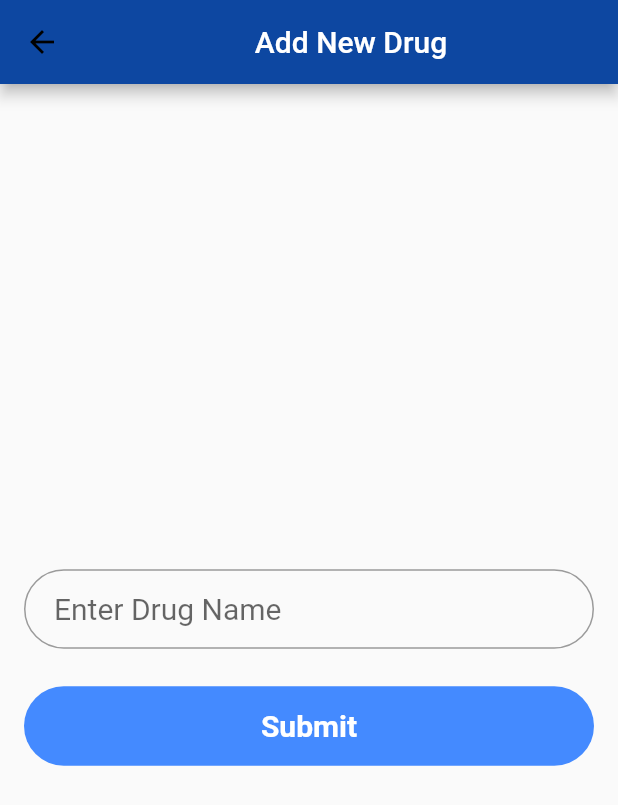
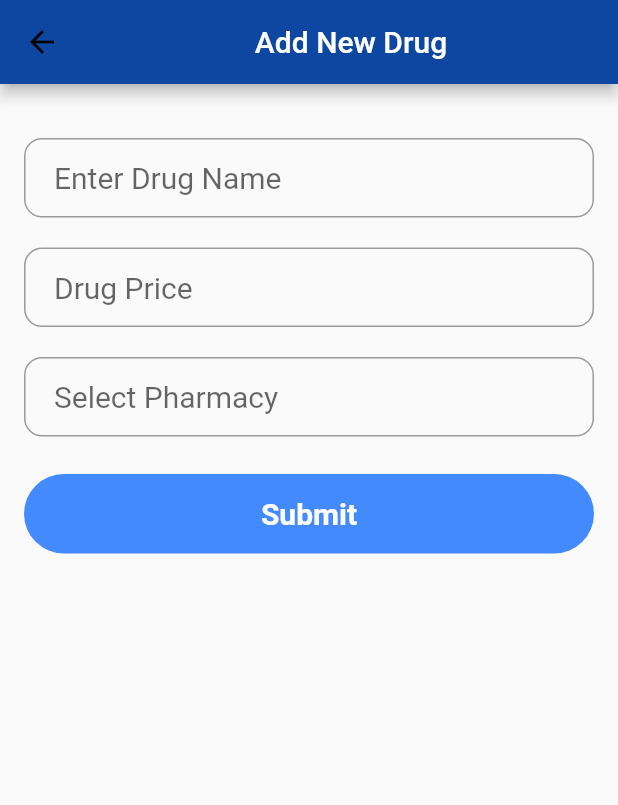
Before and after one commit to keptac/pharmifind, a Flutter app: the AddDrugs screen opened directly, after a tap on "Submit", on a phone screen of 412 x 824 dp. Shown: the top 805 px of the screen. Run offline on Flutter 3.47's test engine with Material 2 defaults, Android fonts, the phone set to English and light mode, and no system bars; our stand-ins replace font_awesome_flutter, google_maps_flutter, localstorage, location; network calls fail; Roboto replaces fonts that are missing (Montserrat).

Commit message:
adds new phamarcy service and drug services

```diff
--- a/lib/admin/addDrug.dart
+++ b/lib/admin/addDrug.dart
@@ -10,6 +10,7 @@ class AddDrugsState extends State<AddDrugs> {
   GlobalKey<ScaffoldState> _scaffoldKey;
   var drugName = TextEditingController();
   var _pharmacy = TextEditingController();
+  var _price = TextEditingController();
   TextStyle style = TextStyle(fontFamily: 'Montserrat', fontSize: 20.0);
 
   @override
@@ -27,7 +28,8 @@ class AddDrugsState extends State<AddDrugs> {
   }
 
   _addNewDrug() {
-    AdminServices.addNewDrug(drugName.text, _pharmacy.text).then((response) {
+    AdminServices.addNewDrug(drugName.text, _pharmacy.text, _price.text)
+        .then((response) {
       if (response == "success") {
         _showSnackBar(context, "Drug Added successfully");
       } else {
@@ -48,7 +50,29 @@ class AddDrugsState extends State<AddDrugs> {
           contentPadding: EdgeInsets.fromLTRB(20.0, 15.0, 20.0, 15.0),
           hintText: "Enter Drug Name",
           border:
-              OutlineInputBorder(borderRadius: BorderRadius.circular(32.0))),
+              OutlineInputBorder(borderRadius: BorderRadius.circular(12.0))),
+    );
+    final priceField = TextField(
+      controller: _price,
+      obscureText: false,
+      keyboardType: TextInputType.number,
+      style: style,
+      decoration: InputDecoration(
+          contentPadding: EdgeInsets.fromLTRB(20.0, 15.0, 20.0, 15.0),
+          hintText: "Drug Price",
+          border:
+              OutlineInputBorder(borderRadius: BorderRadius.circular(12.0))),
+    );
+
+    final pharmacyField = TextField(
+      controller: drugName,
+      obscureText: false,
+      style: style,
+      decoration: InputDecoration(
+          contentPadding: EdgeInsets.fromLTRB(20.0, 15.0, 20.0, 15.0),
+          hintText: "Select Pharmacy",
+          border:
+              OutlineInputBorder(borderRadius: BorderRadius.circular(12.0))),
     );
 
     final addButton = Material(
@@ -86,13 +110,16 @@ class AddDrugsState extends State<AddDrugs> {
           child: Padding(
             padding: const EdgeInsets.all(16.0),
             child: Column(
-              // crossAxisAlignment: CrossAxisAlignment.center,
-              mainAxisAlignment: MainAxisAlignment.center,
               children: <Widget>[
-                SizedBox(height: 10.0),
+                SizedBox(height: 20.0),
                 drugNameField,
+                SizedBox(height: 20.0),
+                priceField,
+                SizedBox(height: 20.0),
+                pharmacyField,
                 SizedBox(height: 25.0),
-                addButton
+                addButton,
+                // SizedBox(height: 35.0),
               ],
             ),
           ),
--- a/lib/admin/adminServices.dart
+++ b/lib/admin/adminServices.dart
@@ -1,18 +1,20 @@
 import 'dart:convert';
 import 'package:http/http.dart'
     as http; // add the http plugin in pubspec.yaml file.
-import 'package:pharmifind/loginModel.dart';
 
 class AdminServices {
-  static const ROOT = 'http://pharmifind.ginomai.co.zw/addDrug.php';
+  static const addDrugRoot = 'http://pharmifind.ginomai.co.zw/addDrug.php';
+  static const addPharmacyRoot =
+      'http://pharmifind.ginomai.co.zw/addPharmacy.php';
 
-  static Future<String> addNewDrug(drugName, pharmacy) async {
+  static Future<String> addNewDrug(drugName, pharmacy, price) async {
     try {
       var map = Map<String, dynamic>();
-      map['drugNamename'] = drugName.toString();
+      map['drugName'] = drugName.toString();
+      map['price'] = price.toString();
       map['pharmacy'] = pharmacy.toString();
 
-      final response = await http.post(ROOT, body: map);
+      final response = await http.post(addDrugRoot, body: map);
       print(response);
       if (200 == response.statusCode) {
         print("Successfully added");
@@ -29,8 +31,28 @@ class AdminServices {
     }
   }
 
-  static List<Account> parseResponse(String responseBody) {
-    final parsed = json.decode(responseBody).cast<Map<String, dynamic>>();
-    return parsed.map<Account>((json) => Account.fromJson(json)).toList();
+  static Future<String> addNewPharmacy(pharmacyName, address, lat, long) async {
+    try {
+      var map = Map<String, dynamic>();
+      map['pharmacyName'] = pharmacyName.toString();
+      map['address'] = address.toString();
+      map['lat'] = lat.toString();
+      map['long'] = long.toString();
+
+      final response = await http.post(addPharmacyRoot, body: map);
+      print(response);
+      if (200 == response.statusCode) {
+        print("Successfully added");
+
+        return "success";
+      } else {
+        print("500");
+        return "Addition Failed contact admin";
+      }
+    } catch (e) {
+      print(e);
+      print("API DOWN");
+      return "Addition Failed contact admin";
+    }
   }
 }
```
